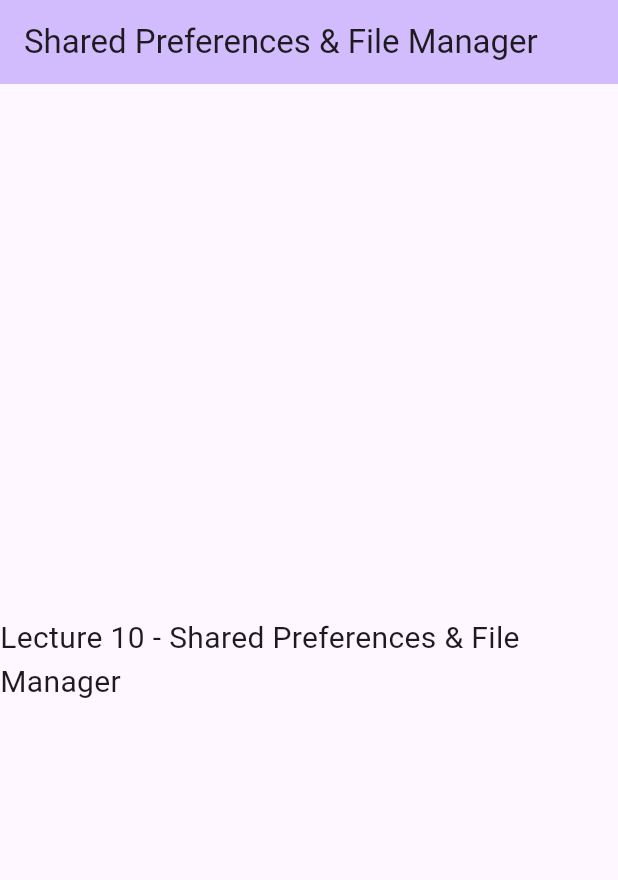
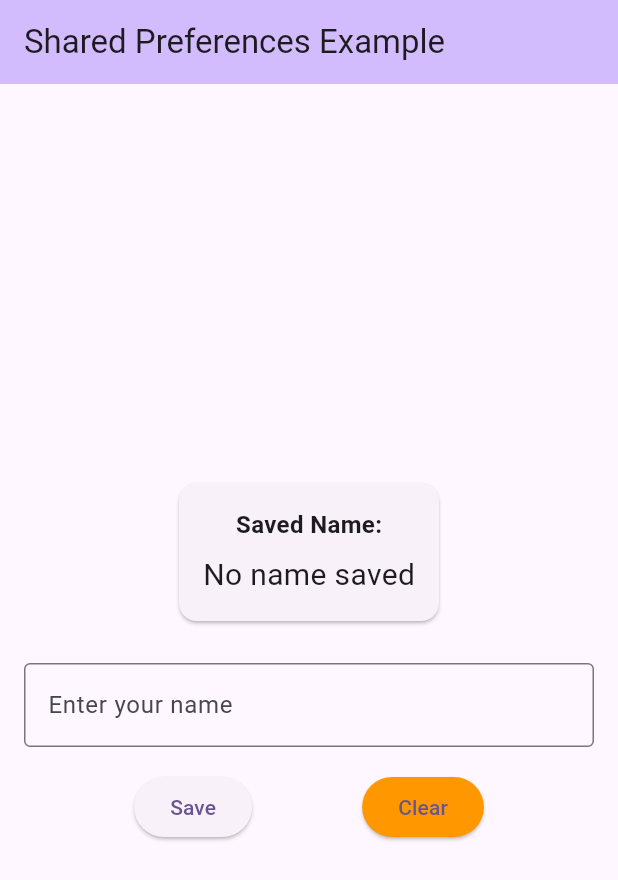
Before and after one commit to salemkode/empty-flutter-app, a Flutter app: the screen it shows after launch, on a phone screen of 412 x 824 dp. Shown: the top 880 px of the screen. Run offline on Flutter 3.47's test engine with Material 3 defaults, Android fonts, the phone set to English and light mode, and no system bars; our stand-ins replace shared_preferences.

Commit message:
Add simple SharedPreferences example with save/load functionality

```diff
--- a/lib/main.dart
+++ b/lib/main.dart
@@ -1,4 +1,5 @@
 import 'package:flutter/material.dart';
+import 'package:shared_preferences/shared_preferences.dart';
 
 void main() {
   runApp(const MyApp());
@@ -20,20 +21,121 @@ class MyApp extends StatelessWidget {
   }
 }
 
-class SharedPreferencesPage extends StatelessWidget {
+class SharedPreferencesPage extends StatefulWidget {
   const SharedPreferencesPage({super.key});
+
+  @override
+  State<SharedPreferencesPage> createState() => _SharedPreferencesPageState();
+}
+
+class _SharedPreferencesPageState extends State<SharedPreferencesPage> {
+  final TextEditingController _nameController = TextEditingController();
+  String _savedName = '';
+
+  @override
+  void initState() {
+    super.initState();
+    _loadName();
+  }
+
+  @override
+  void dispose() {
+    _nameController.dispose();
+    super.dispose();
+  }
+
+  Future<void> _loadName() async {
+    final prefs = await SharedPreferences.getInstance();
+    setState(() {
+      _savedName = prefs.getString('name') ?? 'No name saved';
+    });
+  }
+
+  Future<void> _saveName() async {
+    final prefs = await SharedPreferences.getInstance();
+    await prefs.setString('name', _nameController.text);
+    _nameController.clear();
+    _loadName();
+    if (mounted) {
+      ScaffoldMessenger.of(context).showSnackBar(
+        const SnackBar(
+          content: Text('Name saved successfully!'),
+          backgroundColor: Colors.green,
+        ),
+      );
+    }
+  }
+
+  Future<void> _clearName() async {
+    final prefs = await SharedPreferences.getInstance();
+    await prefs.remove('name');
+    _loadName();
+    if (mounted) {
+      ScaffoldMessenger.of(context).showSnackBar(
+        const SnackBar(
+          content: Text('Name cleared!'),
+          backgroundColor: Colors.orange,
+        ),
+      );
+    }
+  }
 
   @override
   Widget build(BuildContext context) {
     return Scaffold(
       appBar: AppBar(
         backgroundColor: Theme.of(context).colorScheme.inversePrimary,
-        title: const Text('Shared Preferences & File Manager'),
+        title: const Text('Shared Preferences Example'),
       ),
-      body: const Center(
-        child: Text(
-          'Lecture 10 - Shared Preferences & File Manager',
-          style: TextStyle(fontSize: 20),
+      body: Padding(
+        padding: const EdgeInsets.all(16),
+        child: Column(
+          mainAxisAlignment: MainAxisAlignment.center,
+          children: [
+            Card(
+              child: Padding(
+                padding: const EdgeInsets.all(16),
+                child: Column(
+                  children: [
+                    const Text(
+                      'Saved Name:',
+                      style: TextStyle(fontSize: 16, fontWeight: FontWeight.bold),
+                    ),
+                    const SizedBox(height: 8),
+                    Text(
+                      _savedName,
+                      style: const TextStyle(fontSize: 20),
+                    ),
+                  ],
+                ),
+              ),
+            ),
+            const SizedBox(height: 24),
+            TextField(
+              controller: _nameController,
+              decoration: const InputDecoration(
+                labelText: 'Enter your name',
+                border: OutlineInputBorder(),
+              ),
+            ),
+            const SizedBox(height: 16),
+            Row(
+              mainAxisAlignment: MainAxisAlignment.spaceEvenly,
+              children: [
+                ElevatedButton(
+                  onPressed: _saveName,
+                  child: const Text('Save'),
+                ),
+                ElevatedButton(
+                  onPressed: _clearName,
+                  style: ElevatedButton.styleFrom(
+                    backgroundColor: Colors.orange,
+                  ),
+                  child: const Text('Clear'),
+                ),
+              ],
+            ),
+          ],
         ),
       ),
     );
--- a/pubspec.yaml
+++ b/pubspec.yaml
@@ -34,6 +34,7 @@ dependencies:
   # The following adds the Cupertino Icons font to your application.
   # Use with the CupertinoIcons class for iOS style icons.
   cupertino_icons: ^1.0.8
+  shared_preferences: ^2.2.2
 
 dev_dependencies:
   flutter_test:
```
Also changed, not shown: pubspec.lock, 7 other files.
